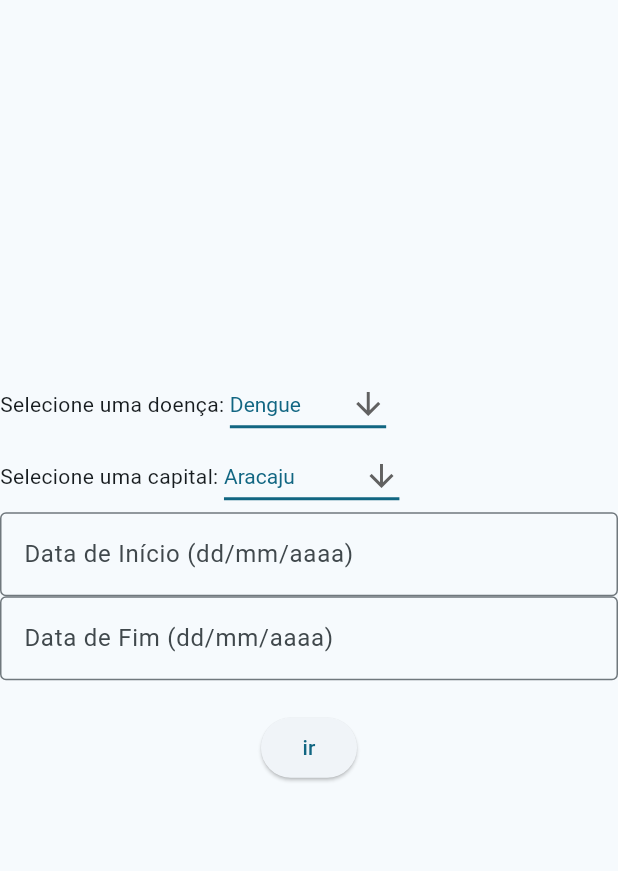
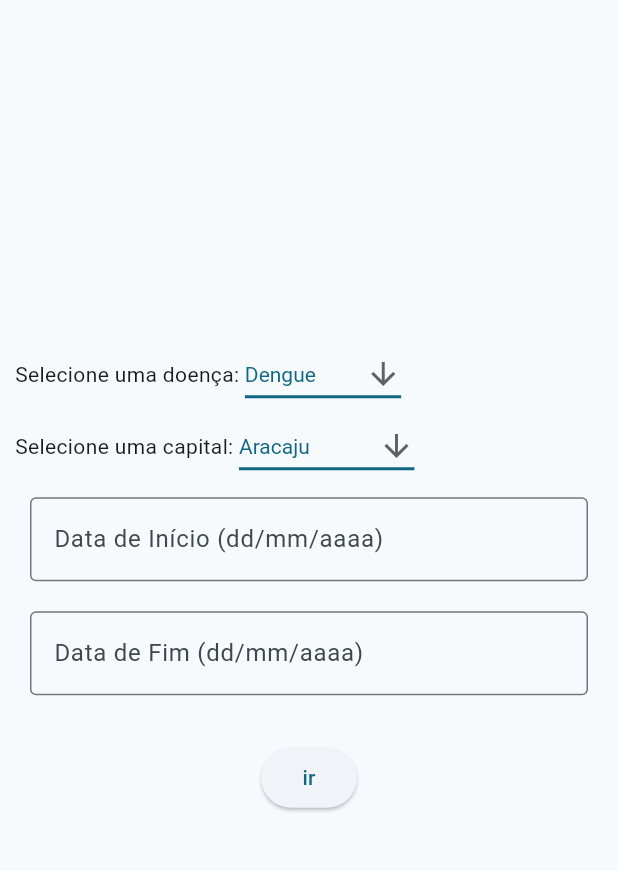
Before and after one commit to JorgeMGuimaraes/alerta-dengue, a Flutter app: the screen it shows after launch, on a phone screen of 412 x 824 dp, the part 84-955 px from its top. Run offline on Flutter 3.47's test engine with Material 3 defaults, Android fonts, the phone set to English and light mode, and no system bars.

Commit message:
add: paddings

```diff
--- a/lib/views/home.dart
+++ b/lib/views/home.dart
@@ -35,6 +35,8 @@ class _HomeState extends State<Home> {
         title: const Text('Alerta Dengue'),
       ),
       body: Center(
+        child: Padding(
+          padding: const EdgeInsets.all(10),
           child: Column(
             mainAxisAlignment: MainAxisAlignment.center,
             children: <Widget>[
@@ -92,7 +94,9 @@ class _HomeState extends State<Home> {
                   ),
                 ],
               ),
-            TextField(
+              Padding(
+                padding: const EdgeInsets.all(10),
+                child: TextField(
                   decoration: const InputDecoration(
                       border: OutlineInputBorder(),
                       labelText: 'Data de Início (dd/mm/aaaa)'),
@@ -109,7 +113,10 @@ class _HomeState extends State<Home> {
                     });
                   },
                 ),
-            TextField(
+              ),
+              Padding(
+                padding: const EdgeInsets.all(10),
+                child: TextField(
                   decoration: const InputDecoration(
                       border: OutlineInputBorder(),
                       labelText: 'Data de Fim (dd/mm/aaaa)'),
@@ -122,6 +129,7 @@ class _HomeState extends State<Home> {
                         dataFim = '';
                       }
                   },
+                ),
               ),
               Text(
                 mensagem,
@@ -152,6 +160,7 @@ class _HomeState extends State<Home> {
             ],
           ),
         ),
+      ),
     );
   }
 
```
Lines whose indentation alone changed are shown as unchanged.
